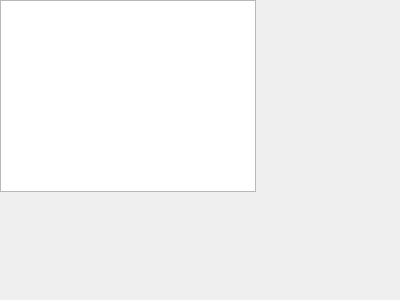
First picture: the form in flxEditor/ResourceBrowserWidget.ui, repository TreePuncher/gamekit, before the edit.
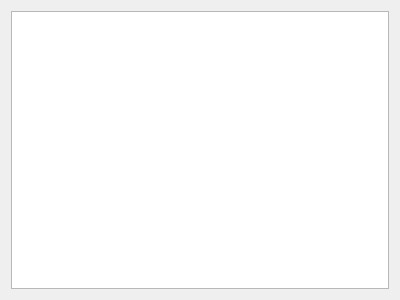
Second picture: the form after the edit.

Commit message: Add Create Scene Resource.

The edit to the form file:
```diff
--- a/flxEditor/ResourceBrowserWidget.ui
+++ b/flxEditor/ResourceBrowserWidget.ui
@@ -19,16 +19,11 @@
   <property name="windowTitle">
    <string>ResourceBrowserWidget</string>
   </property>
-  <widget class="QTableView" name="tableView">
-   <property name="geometry">
-    <rect>
-     <x>0</x>
-     <y>0</y>
-     <width>256</width>
-     <height>192</height>
-    </rect>
-   </property>
-  </widget>
+  <layout class="QVBoxLayout" name="verticalLayout">
+   <item>
+    <widget class="QTableView" name="tableView"/>
+   </item>
+  </layout>
  </widget>
  <layoutdefault spacing="6" margin="11"/>
  <resources/>
```
The commit also changes 8 other files.
